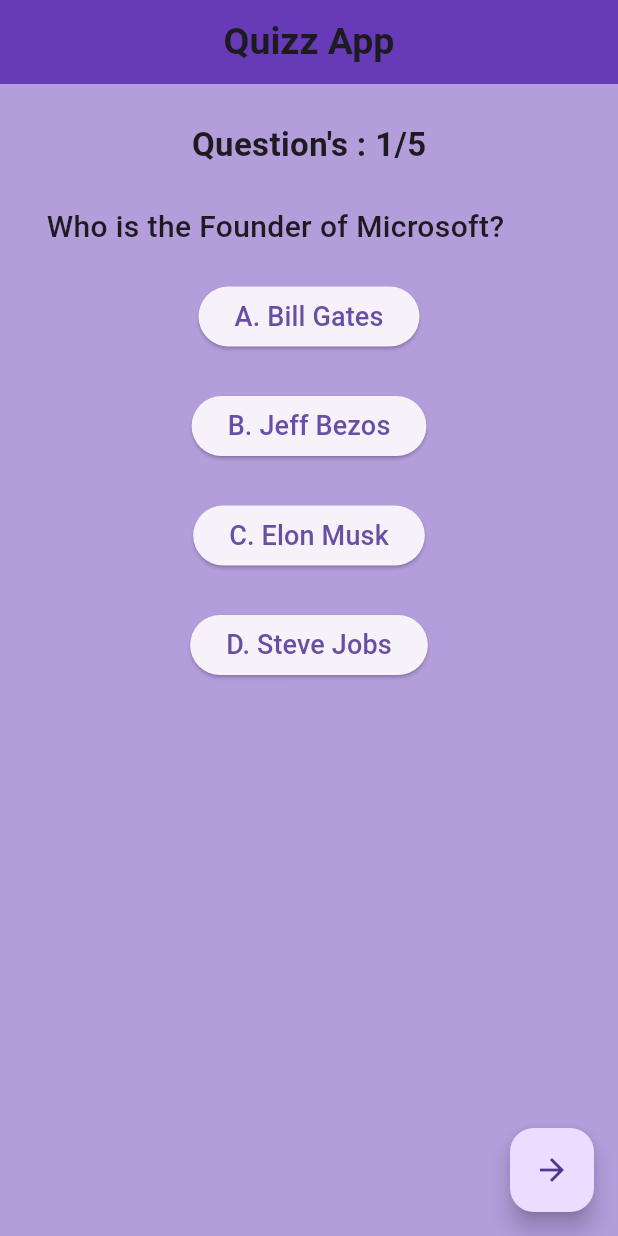
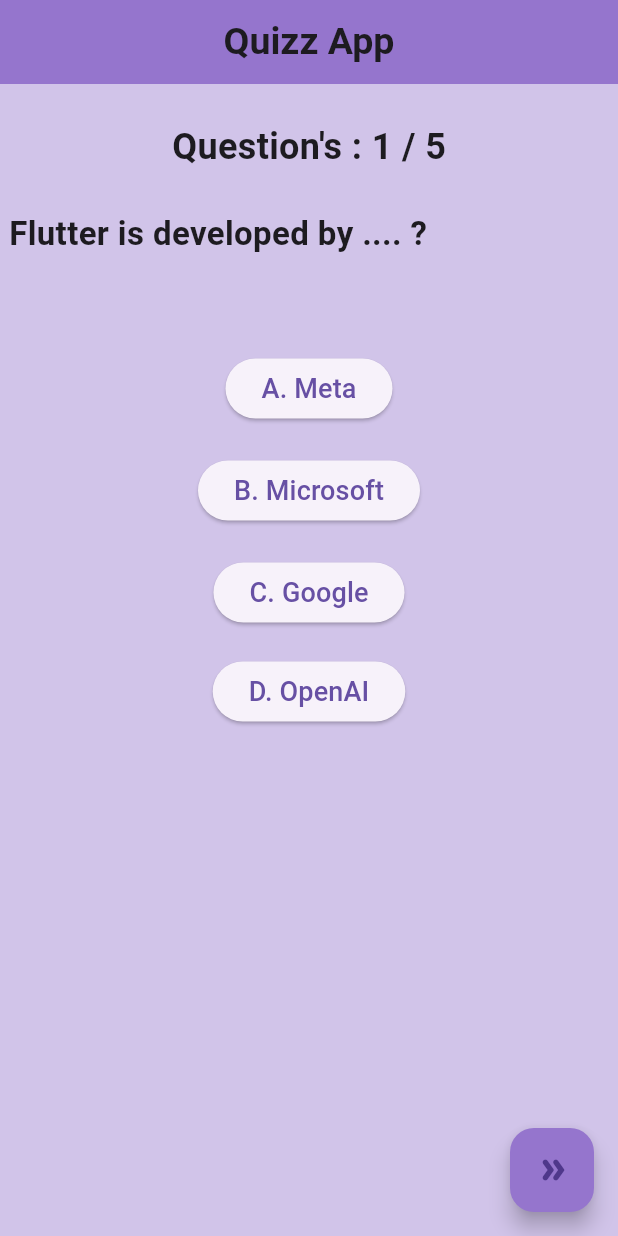
Before and after one commit to adityaashinde/Quiz-App, a Flutter app: the screen it shows after launch, on a phone screen of 412 x 824 dp. Run offline on Flutter 3.47's test engine with Material 3 defaults, Android fonts, the phone set to English and light mode, and no system bars.

Commit message:
update QuizUI

```diff
--- a/lib/main.dart
+++ b/lib/main.dart
@@ -1,4 +1,5 @@
 import 'package:flutter/material.dart';
+import 'package:quiz_app/quiz_ui.dart';
 
 void main() => runApp(const MainApp());
 
@@ -9,177 +10,7 @@ class MainApp extends StatelessWidget {
   Widget build(BuildContext context) {
     return const MaterialApp(
       debugShowCheckedModeBanner: false,
-      home: QuizApp(),
+      home: QuizUI(),
     );
   }
 }
-
-class QuizApp extends StatefulWidget {
-  const QuizApp({super.key});
-
-  @override
-  State<QuizApp> createState() => _QuizAppState();
-}
-
-class _QuizAppState extends State<QuizApp> {
-  bool questionScreen = true;
-  int questionIndex = 0;
-  List<Map> allQuestions = [
-    {
-      "question": "Who is the Founder of Microsoft?",
-      "options": ["Bill Gates", "Jeff Bezos", "Elon Musk", "Steve Jobs"],
-      "answerIndex": 0,
-    },
-    {
-      "question": "Founder of Amazon?",
-      "options": ["Bill Gates", "Jeff Bezos", "Elon Musk", "Steve Jobs"],
-      "answerIndex": 1,
-    },
-    {
-      "question": "Founder of SpaceX?",
-      "options": ["Bill Gates", "Jeff Bezos", "Elon Musk", "Steve Jobs"],
-      "answerIndex": 2,
-    },
-    {
-      "question": "Founder of Tesla?",
-      "options": ["Bill Gates", "Jeff Bezos", "Elon Musk", "Steve Jobs"],
-      "answerIndex": 2,
-    },
-    {
-      "question": "Founder of Apple?",
-      "options": ["Bill Gates", "Jeff Bezos", "Elon Musk", "Steve Jobs"],
-      "answerIndex": 3,
-    },
-  ];
-
-  Scaffold isQuestionScreen() {
-    if (questionScreen == true) {
-      return Scaffold(
-        appBar: AppBar(
-          title: const Text(
-            "Quizz App",
-            style: TextStyle(
-              fontSize: 25,
-              fontWeight: FontWeight.bold,
-            ),
-          ),
-          centerTitle: true,
-          backgroundColor: Colors.deepPurple,
-        ),
-        backgroundColor: Colors.deepPurple.shade200,
-        body: Column(
-          children: [
-            const SizedBox(
-              height: 25,
-            ),
-            Row(
-              mainAxisAlignment: MainAxisAlignment.center,
-              children: [
-                const Text(
-                  "Question's : ",
-                  style: TextStyle(
-                    fontSize: 22,
-                    fontWeight: FontWeight.w600,
-                  ),
-                ),
-                Text(
-                  "${questionIndex + 1}/${allQuestions.length}",
-                  style: const TextStyle(
-                    fontSize: 22,
-                    fontWeight: FontWeight.w600,
-                  ),
-                ),
-              ],
-            ),
-            const SizedBox(
-              height: 25,
-            ),
-            Row(
-              mainAxisAlignment: MainAxisAlignment.center,
-              children: [
-                SizedBox(
-                  width: 350,
-                  height: 50,
-                  child: Text(
-                    (allQuestions[questionIndex]["question"]),
-                    style: const TextStyle(
-                      fontSize: 20,
-                      fontWeight: FontWeight.w500,
-                    ),
-                  ),
-                ),
-              ],
-            ),
-
-            // A
-            ElevatedButton(
-              onPressed: () {},
-              child: Text(
-                "A. ${allQuestions[questionIndex]["options"][0]}",
-                style: const TextStyle(
-                  fontSize: 18,
-                  fontWeight: FontWeight.w500,
-                ),
-              ),
-            ),
-            const SizedBox(
-              height: 25,
-            ),
-            // B
-            ElevatedButton(
-              onPressed: () {},
-              child: Text(
-                "B. ${allQuestions[questionIndex]["options"][1]}",
-                style: const TextStyle(
-                  fontSize: 18,
-                  fontWeight: FontWeight.w500,
-                ),
-              ),
-            ),
-            const SizedBox(
-              height: 25,
-            ),
-            // C
-            ElevatedButton(
-              onPressed: () {},
-              child: Text(
-                "C. ${allQuestions[questionIndex]["options"][2]}",
-                style: const TextStyle(
-                  fontSize: 18,
-                  fontWeight: FontWeight.w500,
-                ),
-              ),
-            ),
-            const SizedBox(
-              height: 25,
-            ),
-            // D
-            ElevatedButton(
-              onPressed: () {},
-              child: Text(
-                "D. ${allQuestions[questionIndex]["options"][3]}",
-                style: const TextStyle(
-                  fontSize: 18,
-                  fontWeight: FontWeight.w500,
-                ),
-              ),
-            ),
-          ],
-        ),
-        // Next
-        floatingActionButton: FloatingActionButton(
-          onPressed: () {},
-          hoverColor: Colors.deepPurple,
-          child: const Icon(Icons.arrow_forward),
-        ),
-      );
-    } else {
-      return const Scaffold();
-    }
-  }
-
-  @override
-  Widget build(BuildContext context) {
-    return isQuestionScreen();
-  }
-}
--- /dev/null
+++ b/lib/quiz_ui.dart
@@ -0,0 +1,184 @@
+import 'package:flutter/material.dart';
+
+class QuizUI extends StatefulWidget {
+  const QuizUI({super.key});
+
+  @override
+  State<QuizUI> createState() => _QuizUIState();
+}
+
+class _QuizUIState extends State<QuizUI> {
+  int questionIndex = 0;
+  bool questionScreen = true;
+  List<Map> allQuestions = [
+    {
+      "question": "Flutter is developed by .... ?",
+      "options": ["Meta", "Microsoft", "Google", "OpenAI"],
+      "answerIndex": 2,
+    },
+    {
+      "question":
+          "Which of the following language is used to build flutter app?",
+      "options": [
+        "Java",
+        "Dart",
+        "Go",
+        "React",
+      ],
+      "answerIndex": 1,
+    },
+    {
+      "question": "What are the features of Flutter?",
+      "options": [
+        "Fast development",
+        "Huge widget catalog",
+        "High-performance",
+        "All of the above"
+      ],
+      "answerIndex": 3,
+    },
+    {
+      "question": "Flutter have mainly .... types of widgets?",
+      "options": ["Three", "Two", "One", "Four"],
+      "answerIndex": 1,
+    },
+    {
+      "question":
+          "Which of the following option is represent a collection of objects in Dart?",
+      "options": ["String", "Numbers", "Booleans", "Lists and Maps"],
+      "answerIndex": 3,
+    },
+  ];
+
+  Scaffold isQuestionScreen() {
+    if (questionScreen == true) {
+      return Scaffold(
+        backgroundColor: Colors.deepPurple.shade100,
+        appBar: AppBar(
+          title: const Text(
+            "Quizz App",
+            style: TextStyle(
+              fontSize: 25,
+              fontWeight: FontWeight.bold,
+            ),
+          ),
+          centerTitle: true,
+          backgroundColor: Colors.deepPurple.shade300,
+        ),
+        body: Column(
+          children: [
+            const SizedBox(
+              height: 25,
+            ),
+            Row(
+              mainAxisAlignment: MainAxisAlignment.center,
+              children: [
+                const SizedBox(
+                  height: 25,
+                ),
+                const Text(
+                  "Question's : ",
+                  style: TextStyle(
+                    fontSize: 24,
+                    fontWeight: FontWeight.w600,
+                  ),
+                ),
+                Text(
+                  "${questionIndex + 1} / ${allQuestions.length}",
+                  style: const TextStyle(
+                    fontSize: 24,
+                    fontWeight: FontWeight.w600,
+                  ),
+                )
+              ],
+            ),
+            const SizedBox(
+              height: 25,
+            ),
+            Row(
+              mainAxisAlignment: MainAxisAlignment.center,
+              children: [
+                SizedBox(
+                  height: 70,
+                  width: 400,
+                  child: Text(
+                    (allQuestions[questionIndex]["question"]),
+                    style: const TextStyle(
+                      fontSize: 22,
+                      fontWeight: FontWeight.w600,
+                    ),
+                  ),
+                ),
+              ],
+            ),
+            const SizedBox(
+              height: 25,
+            ),
+            ElevatedButton(
+              onPressed: () {},
+              child: Text(
+                "A. ${allQuestions[questionIndex]["options"][0]}",
+                style: const TextStyle(
+                  fontSize: 18,
+                  fontWeight: FontWeight.w500,
+                ),
+              ),
+            ),
+            const SizedBox(
+              height: 20,
+            ),
+            ElevatedButton(
+              onPressed: () {},
+              child: Text(
+                "B. ${allQuestions[questionIndex]["options"][1]}",
+                style: const TextStyle(
+                  fontSize: 18,
+                  fontWeight: FontWeight.w500,
+                ),
+              ),
+            ),
+            const SizedBox(
+              height: 20,
+            ),
+            ElevatedButton(
+              onPressed: () {},
+              child: Text(
+                "C. ${allQuestions[questionIndex]["options"][2]}",
+                style: const TextStyle(
+                  fontSize: 18,
+                  fontWeight: FontWeight.w500,
+                ),
+              ),
+            ),
+            const SizedBox(
+              height: 18,
+            ),
+            ElevatedButton(
+              onPressed: () {},
+              child: Text(
+                "D. ${allQuestions[questionIndex]["options"][3]}",
+                style: const TextStyle(
+                  fontSize: 18,
+                  fontWeight: FontWeight.w500,
+                ),
+              ),
+            ),
+          ],
+        ),
+        floatingActionButton: FloatingActionButton(
+          onPressed: () {},
+          hoverColor: Colors.deepPurpleAccent,
+          backgroundColor: Colors.deepPurple.shade300,
+          child: const Icon(Icons.double_arrow_rounded),
+        ),
+      );
+    } else {
+      return const Scaffold();
+    }
+  }
+
+  @override
+  Widget build(BuildContext context) {
+    return isQuestionScreen();
+  }
+}
```
